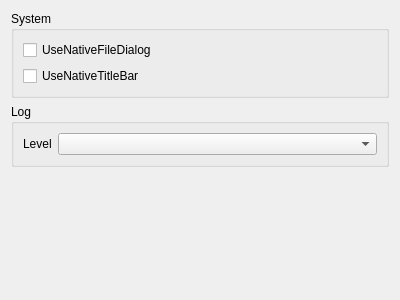
The window that src/settings/othersettingsdialog.ui (Wing-summer/WingHexExplorer2) describes before a commit, drawn with Qt 5.
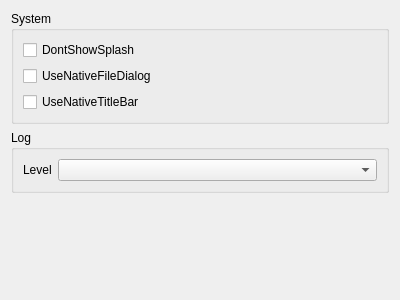
The same window after the commit.

```diff
--- a/src/settings/othersettingsdialog.ui
+++ b/src/settings/othersettingsdialog.ui
@@ -26,6 +26,13 @@
       <string>System</string>
      </property>
      <layout class="QVBoxLayout" name="verticalLayout">
+      <item>
+       <widget class="QCheckBox" name="cbDontShowSplash">
+        <property name="text">
+         <string>DontShowSplash</string>
+        </property>
+       </widget>
+      </item>
       <item>
        <widget class="QCheckBox" name="cbNativeFileDialog">
         <property name="text">
```
